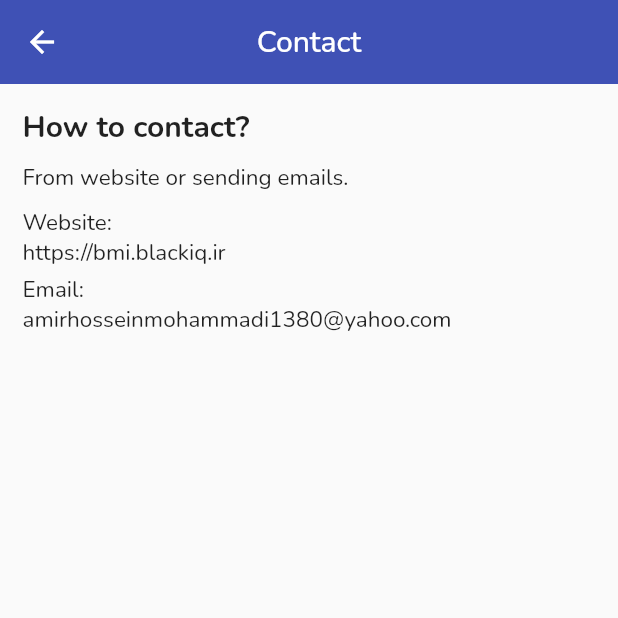
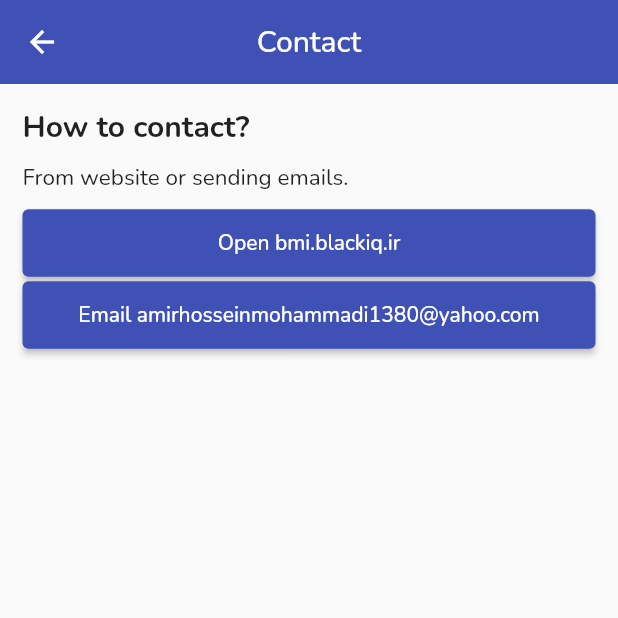
Before and after one commit to BlackIQ/bmi, a Flutter app: the screen it shows after launch, in the side drawer, after a tap on "Contact us", on a phone screen of 412 x 824 dp, the top half of it. Run offline on Flutter 3.47's test engine with Material 2 defaults, Android fonts, the phone set to English and light mode, and no system bars; our stand-ins replace google_fonts.

Commit message:
Add url buttons

```diff
--- a/lib/app/pages/contact.dart
+++ b/lib/app/pages/contact.dart
@@ -1,7 +1,9 @@
+import 'package:bmicalculator/app/widgets/button/button.dart';
 import 'package:bmicalculator/app/widgets/text/p.dart';
 import 'package:bmicalculator/app/widgets/text/title.dart';
 import 'package:flutter/material.dart';
 import 'package:google_fonts/google_fonts.dart';
+import 'package:url_launcher/url_launcher.dart';
 
 class Contact extends StatelessWidget {
   @override
@@ -34,12 +36,17 @@
               text: 'From website or sending emails.',
             ),
             SizedBox(height: 10),
-            ParagraphText(
-              text: 'Website:\nhttps://bmi.blackiq.ir',
+            BmiSubmitButton(
+              submit: () async {
+                await launch('https://bmi.blackiq.ir');
+              },
+              text: 'Open bmi.blackiq.ir',
             ),
-            SizedBox(height: 5),
-            ParagraphText(
-              text: 'Email:\namirhosseinmohammadi1380@yahoo.com',
+            BmiSubmitButton(
+              submit: () async {
+                await launch('mailto:amirhosseinmohammadi1380@yahoo.com');
+              },
+              text: 'Email amirhosseinmohammadi1380@yahoo.com',
             ),
           ],
         ),
```
